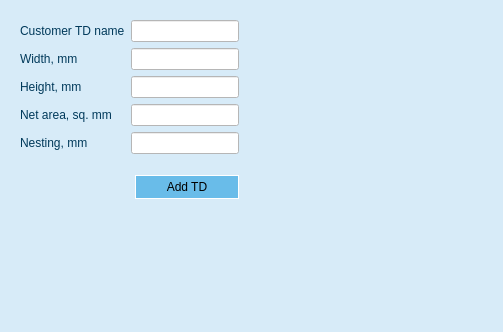
Dant-di/Calculators, file gui/add_td.ui: the form before one commit.
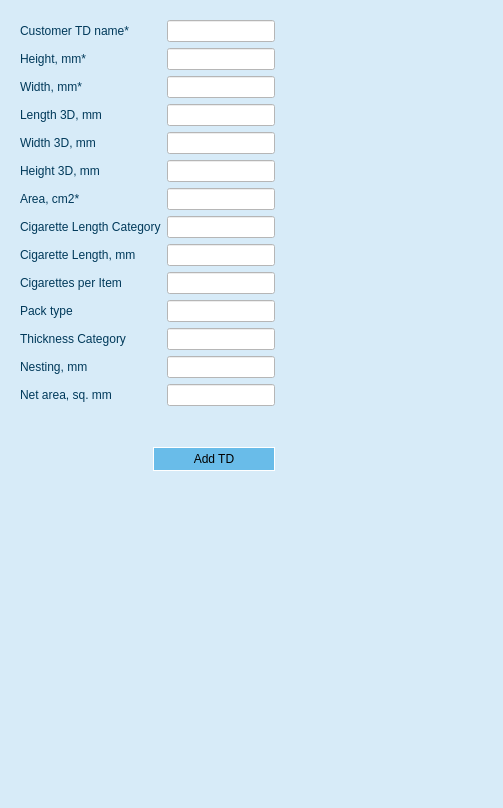
The form after the commit.

Commit message: Implemented TD selection and net area input. Cereated convertor to Json. Updated TD add window with all required fields

The edit to the form file:
```diff
--- a/gui/add_td.ui
+++ b/gui/add_td.ui
@@ -7,7 +7,7 @@
     <x>0</x>
     <y>0</y>
     <width>503</width>
-    <height>332</height>
+    <height>808</height>
    </rect>
   </property>
   <property name="windowTitle">
@@ -22,7 +22,7 @@
      <x>10</x>
      <y>10</y>
      <width>471</width>
-     <height>281</height>
+     <height>571</height>
     </rect>
    </property>
    <layout class="QHBoxLayout" name="horizontalLayout_7">
@@ -43,47 +43,17 @@
       <item>
        <layout class="QHBoxLayout" name="horizontalLayout">
         <item>
-         <widget class="QLabel" name="net_area_label">
+         <widget class="QLabel" name="td_name_label">
           <property name="styleSheet">
            <string notr="true">font: 10pt &quot;Segoe UI&quot;; color: rgb(0, 57, 90)</string>
           </property>
           <property name="text">
-           <string>Customer TD name</string>
+           <string>Customer TD name*</string>
           </property>
          </widget>
         </item>
         <item>
-         <widget class="QLineEdit" name="net_area">
-          <property name="sizePolicy">
-           <sizepolicy hsizetype="Fixed" vsizetype="Fixed">
-            <horstretch>0</horstretch>
-            <verstretch>0</verstretch>
-           </sizepolicy>
-          </property>
-          <property name="styleSheet">
-           <string notr="true">background-color: rgb(255, 255, 255);</string>
-          </property>
-          <property name="text">
-           <string/>
-          </property>
-         </widget>
-        </item>
-       </layout>
-      </item>
-      <item>
-       <layout class="QHBoxLayout" name="horizontalLayout_2">
-        <item>
-         <widget class="QLabel" name="td_label">
-          <property name="styleSheet">
-           <string notr="true">font: 10pt &quot;Segoe UI&quot;; color: rgb(0, 57, 90)</string>
-          </property>
-          <property name="text">
-           <string>Width, mm</string>
-          </property>
-         </widget>
-        </item>
-        <item>
-         <widget class="QLineEdit" name="net_area_2">
+         <widget class="QLineEdit" name="td_name_input">
           <property name="sizePolicy">
            <sizepolicy hsizetype="Fixed" vsizetype="Fixed">
             <horstretch>0</horstretch>
@@ -108,7 +78,7 @@
            <string notr="true">font: 10pt &quot;Segoe UI&quot;; color: rgb(0, 57, 90)</string>
           </property>
           <property name="text">
-           <string>Height, mm</string>
+           <string>Height, mm*</string>
           </property>
          </widget>
         </item>
@@ -131,19 +101,289 @@
        </layout>
       </item>
       <item>
-       <layout class="QHBoxLayout" name="horizontalLayout_4">
+       <layout class="QHBoxLayout" name="horizontalLayout_2">
         <item>
-         <widget class="QLabel" name="td_label_3">
+         <widget class="QLabel" name="width_label">
           <property name="styleSheet">
            <string notr="true">font: 10pt &quot;Segoe UI&quot;; color: rgb(0, 57, 90)</string>
           </property>
           <property name="text">
-           <string>Net area, sq. mm</string>
+           <string>Width, mm*</string>
           </property>
          </widget>
         </item>
         <item>
-         <widget class="QLineEdit" name="net_area_4">
+         <widget class="QLineEdit" name="width_input">
+          <property name="sizePolicy">
+           <sizepolicy hsizetype="Fixed" vsizetype="Fixed">
+            <horstretch>0</horstretch>
+            <verstretch>0</verstretch>
+           </sizepolicy>
+          </property>
+          <property name="styleSheet">
+           <string notr="true">background-color: rgb(255, 255, 255);</string>
+          </property>
+          <property name="text">
+           <string/>
+          </property>
+         </widget>
+        </item>
+       </layout>
+      </item>
+      <item>
+       <layout class="QHBoxLayout" name="horizontalLayout_8">
+        <item>
+         <widget class="QLabel" name="length_3d_label">
+          <property name="styleSheet">
+           <string notr="true">font: 10pt &quot;Segoe UI&quot;; color: rgb(0, 57, 90)</string>
+          </property>
+          <property name="text">
+           <string>Length 3D, mm</string>
+          </property>
+         </widget>
+        </item>
+        <item>
+         <widget class="QLineEdit" name="length_3d_input">
+          <property name="sizePolicy">
+           <sizepolicy hsizetype="Fixed" vsizetype="Fixed">
+            <horstretch>0</horstretch>
+            <verstretch>0</verstretch>
+           </sizepolicy>
+          </property>
+          <property name="styleSheet">
+           <string notr="true">background-color: rgb(255, 255, 255);</string>
+          </property>
+          <property name="text">
+           <string/>
+          </property>
+         </widget>
+        </item>
+       </layout>
+      </item>
+      <item>
+       <layout class="QHBoxLayout" name="horizontalLayout_9">
+        <item>
+         <widget class="QLabel" name="width_3d_label">
+          <property name="styleSheet">
+           <string notr="true">font: 10pt &quot;Segoe UI&quot;; color: rgb(0, 57, 90)</string>
+          </property>
+          <property name="text">
+           <string>Width 3D, mm</string>
+          </property>
+         </widget>
+        </item>
+        <item>
+         <widget class="QLineEdit" name="width_3d_input">
+          <property name="sizePolicy">
+           <sizepolicy hsizetype="Fixed" vsizetype="Fixed">
+            <horstretch>0</horstretch>
+            <verstretch>0</verstretch>
+           </sizepolicy>
+          </property>
+          <property name="styleSheet">
+           <string notr="true">background-color: rgb(255, 255, 255);</string>
+          </property>
+          <property name="text">
+           <string/>
+          </property>
+         </widget>
+        </item>
+       </layout>
+      </item>
+      <item>
+       <layout class="QHBoxLayout" name="horizontalLayout_10">
+        <item>
+         <widget class="QLabel" name="height_3d_label">
+          <property name="styleSheet">
+           <string notr="true">font: 10pt &quot;Segoe UI&quot;; color: rgb(0, 57, 90)</string>
+          </property>
+          <property name="text">
+           <string>Height 3D, mm</string>
+          </property>
+         </widget>
+        </item>
+        <item>
+         <widget class="QLineEdit" name="height_3d_input">
+          <property name="sizePolicy">
+           <sizepolicy hsizetype="Fixed" vsizetype="Fixed">
+            <horstretch>0</horstretch>
+            <verstretch>0</verstretch>
+           </sizepolicy>
+          </property>
+          <property name="styleSheet">
+           <string notr="true">background-color: rgb(255, 255, 255);</string>
+          </property>
+          <property name="text">
+           <string/>
+          </property>
+         </widget>
+        </item>
+       </layout>
+      </item>
+      <item>
+       <layout class="QHBoxLayout" name="horizontalLayout_12">
+        <item>
+         <widget class="QLabel" name="area_label">
+          <property name="styleSheet">
+           <string notr="true">font: 10pt &quot;Segoe UI&quot;; color: rgb(0, 57, 90)</string>
+          </property>
+          <property name="text">
+           <string>Area, cm2*</string>
+          </property>
+         </widget>
+        </item>
+        <item>
+         <widget class="QLineEdit" name="area_input">
+          <property name="sizePolicy">
+           <sizepolicy hsizetype="Fixed" vsizetype="Fixed">
+            <horstretch>0</horstretch>
+            <verstretch>0</verstretch>
+           </sizepolicy>
+          </property>
+          <property name="styleSheet">
+           <string notr="true">background-color: rgb(255, 255, 255);</string>
+          </property>
+          <property name="text">
+           <string/>
+          </property>
+         </widget>
+        </item>
+       </layout>
+      </item>
+      <item>
+       <layout class="QHBoxLayout" name="horizontalLayout_13">
+        <item>
+         <widget class="QLabel" name="cig_length_cat_label">
+          <property name="styleSheet">
+           <string notr="true">font: 10pt &quot;Segoe UI&quot;; color: rgb(0, 57, 90)</string>
+          </property>
+          <property name="text">
+           <string>Cigarette Length Category</string>
+          </property>
+         </widget>
+        </item>
+        <item>
+         <widget class="QLineEdit" name="cig_length_cat_input">
+          <property name="sizePolicy">
+           <sizepolicy hsizetype="Fixed" vsizetype="Fixed">
+            <horstretch>0</horstretch>
+            <verstretch>0</verstretch>
+           </sizepolicy>
+          </property>
+          <property name="styleSheet">
+           <string notr="true">background-color: rgb(255, 255, 255);</string>
+          </property>
+          <property name="text">
+           <string/>
+          </property>
+         </widget>
+        </item>
+       </layout>
+      </item>
+      <item>
+       <layout class="QHBoxLayout" name="horizontalLayout_14">
+        <item>
+         <widget class="QLabel" name="cig_length_label">
+          <property name="styleSheet">
+           <string notr="true">font: 10pt &quot;Segoe UI&quot;; color: rgb(0, 57, 90)</string>
+          </property>
+          <property name="text">
+           <string>Cigarette Length, mm</string>
+          </property>
+         </widget>
+        </item>
+        <item>
+         <widget class="QLineEdit" name="cig_length_input">
+          <property name="sizePolicy">
+           <sizepolicy hsizetype="Fixed" vsizetype="Fixed">
+            <horstretch>0</horstretch>
+            <verstretch>0</verstretch>
+           </sizepolicy>
+          </property>
+          <property name="styleSheet">
+           <string notr="true">background-color: rgb(255, 255, 255);</string>
+          </property>
+          <property name="text">
+           <string/>
+          </property>
+         </widget>
+        </item>
+       </layout>
+      </item>
+      <item>
+       <layout class="QHBoxLayout" name="horizontalLayout_15">
+        <item>
+         <widget class="QLabel" name="cig_per_item_label">
+          <property name="styleSheet">
+           <string notr="true">font: 10pt &quot;Segoe UI&quot;; color: rgb(0, 57, 90)</string>
+          </property>
+          <property name="text">
+           <string>Cigarettes per Item</string>
+          </property>
+         </widget>
+        </item>
+        <item>
+         <widget class="QLineEdit" name="cig_per_item_input">
+          <property name="sizePolicy">
+           <sizepolicy hsizetype="Fixed" vsizetype="Fixed">
+            <horstretch>0</horstretch>
+            <verstretch>0</verstretch>
+           </sizepolicy>
+          </property>
+          <property name="styleSheet">
+           <string notr="true">background-color: rgb(255, 255, 255);</string>
+          </property>
+          <property name="text">
+           <string/>
+          </property>
+         </widget>
+        </item>
+       </layout>
+      </item>
+      <item>
+       <layout class="QHBoxLayout" name="horizontalLayout_16">
+        <item>
+         <widget class="QLabel" name="pack_type_label">
+          <property name="styleSheet">
+           <string notr="true">font: 10pt &quot;Segoe UI&quot;; color: rgb(0, 57, 90)</string>
+          </property>
+          <property name="text">
+           <string>Pack type</string>
+          </property>
+         </widget>
+        </item>
+        <item>
+         <widget class="QLineEdit" name="pack_type_input">
+          <property name="sizePolicy">
+           <sizepolicy hsizetype="Fixed" vsizetype="Fixed">
+            <horstretch>0</horstretch>
+            <verstretch>0</verstretch>
+           </sizepolicy>
+          </property>
+          <property name="styleSheet">
+           <string notr="true">background-color: rgb(255, 255, 255);</string>
+          </property>
+          <property name="text">
+           <string/>
+          </property>
+         </widget>
+        </item>
+       </layout>
+      </item>
+      <item>
+       <layout class="QHBoxLayout" name="horizontalLayout_17">
+        <item>
+         <widget class="QLabel" name="thick_cat_label">
+          <property name="styleSheet">
+           <string notr="true">font: 10pt &quot;Segoe UI&quot;; color: rgb(0, 57, 90)</string>
+          </property>
+          <property name="text">
+           <string>Thickness Category</string>
+          </property>
+         </widget>
+        </item>
+        <item>
+         <widget class="QLineEdit" name="thick_cat_input">
           <property name="sizePolicy">
            <sizepolicy hsizetype="Fixed" vsizetype="Fixed">
             <horstretch>0</horstretch>
@@ -190,6 +430,49 @@
         </item>
        </layout>
       </item>
+      <item>
+       <layout class="QHBoxLayout" name="horizontalLayout_4">
+        <item>
+         <widget class="QLabel" name="net_area_label">
+          <property name="styleSheet">
+           <string notr="true">font: 10pt &quot;Segoe UI&quot;; color: rgb(0, 57, 90)</string>
+          </property>
+          <property name="text">
+           <string>Net area, sq. mm</string>
+          </property>
+         </widget>
+        </item>
+        <item>
+         <widget class="QLineEdit" name="net_area_input">
+          <property name="enabled">
+           <bool>false</bool>
+          </property>
+          <property name="sizePolicy">
+           <sizepolicy hsizetype="Fixed" vsizetype="Fixed">
+            <horstretch>0</horstretch>
+            <verstretch>0</verstretch>
+           </sizepolicy>
+          </property>
+          <property name="styleSheet">
+           <string notr="true">background-color: rgb(255, 255, 255);</string>
+          </property>
+          <property name="text">
+           <string/>
+          </property>
+         </widget>
+        </item>
+       </layout>
+      </item>
+      <item>
+       <widget class="QLabel" name="mandatory_fields">
+        <property name="styleSheet">
+         <string notr="true">font: 700 10pt &quot;Segoe UI&quot;;color: rgb(255, 0, 0)</string>
+        </property>
+        <property name="text">
+         <string/>
+        </property>
+       </widget>
+      </item>
       <item>
        <layout class="QHBoxLayout" name="horizontalLayout_6">
         <property name="spacing">
@@ -210,7 +493,7 @@
         <item>
          <widget class="QLabel" name="label">
           <property name="sizePolicy">
-           <sizepolicy hsizetype="Minimum" vsizetype="Preferred">
+           <sizepolicy hsizetype="Preferred" vsizetype="Preferred">
             <horstretch>0</horstretch>
             <verstretch>0</verstretch>
            </sizepolicy>
```
Left out of the diff: 19 changed lines with no effect on the pictures. The commit also changes 5 other files.
